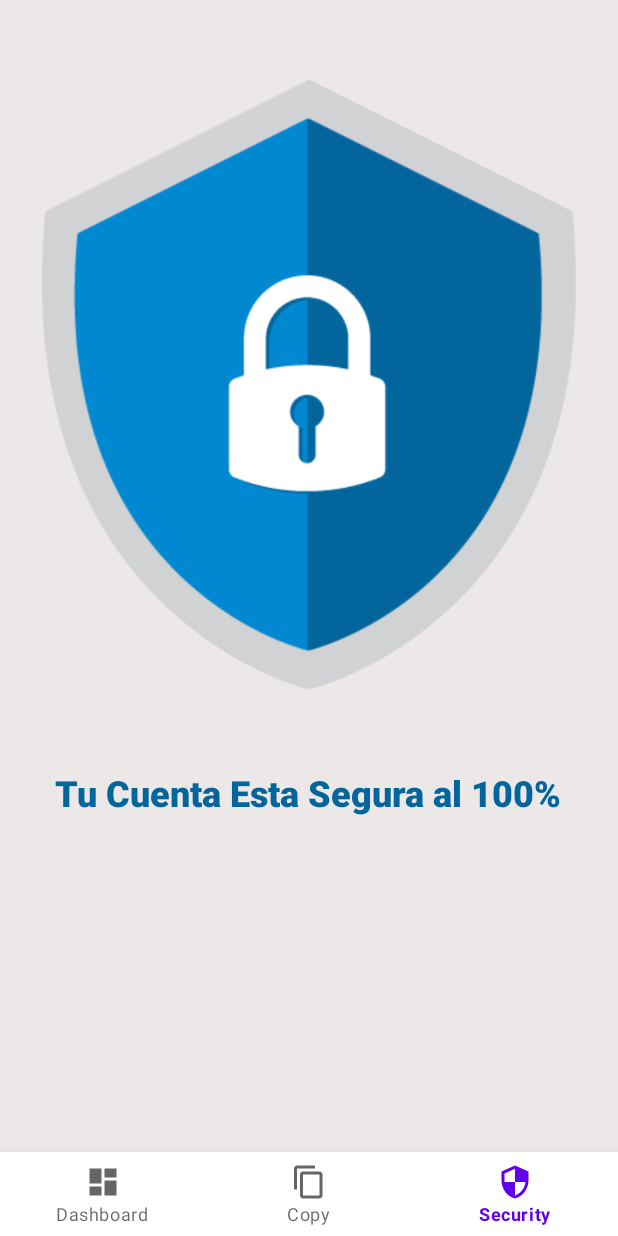
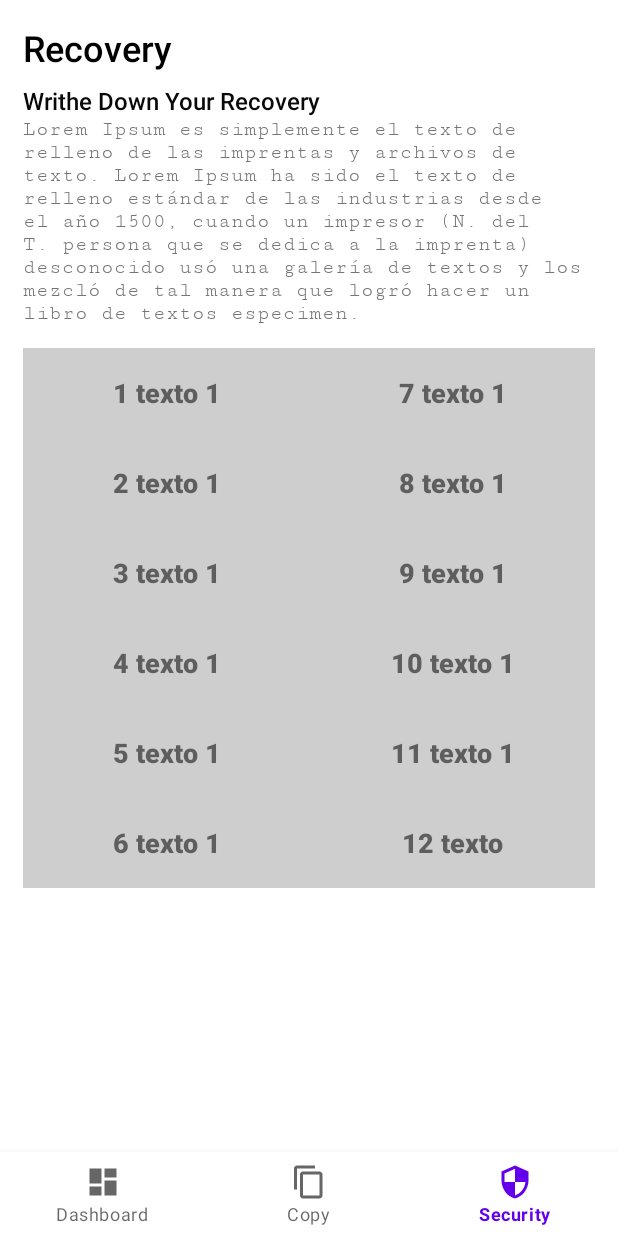
Before and after one commit to ASAZING/login_Android_php_Mysql_Modern, an Android app: the NotificationsFragment screen opened through its navigation route, on a phone screen of 412 x 824 dp. Run offline under Robolectric (Android 15) with nearby library versions, the phone set to English and light mode, and no system bars; our stand-ins replace navigation-ui.

Commit message:
Add Grid and More

```diff
--- a/app/src/main/java/com/asazing/loginui/RegisterActivity.java
+++ b/app/src/main/java/com/asazing/loginui/RegisterActivity.java
@@ -40,7 +40,6 @@ public class RegisterActivity extends AppCompatActivity {
         if (Build.VERSION.SDK_INT >= Build.VERSION_CODES.LOLLIPOP) {
             Window window = getWindow();
             window.addFlags(WindowManager.LayoutParams.FLAG_DRAWS_SYSTEM_BAR_BACKGROUNDS);
-//            window.setStatusBarColor(Color.TRANSPARENT);
             window.setStatusBarColor(getResources().getColor(R.color.register_bk_color));
         }
     }
@@ -69,7 +68,6 @@ public class RegisterActivity extends AppCompatActivity {
             }
         }, new Response.ErrorListener(){
             public void onErrorResponse(VolleyError error){
-                System.out.println("Error : " + error.toString() );
                 Toast.makeText(RegisterActivity.this, "Error :" + error, Toast.LENGTH_SHORT).show();
             }
 
--- a/app/src/main/java/com/asazing/loginui/Splash.java
+++ b/app/src/main/java/com/asazing/loginui/Splash.java
@@ -1,6 +1,4 @@
 package com.asazing.loginui;
-
-import androidx.appcompat.app.AppCompatActivity;
 
 import android.app.Activity;
 import android.content.Intent;
--- a/app/src/main/java/com/asazing/loginui/ui/home/HomeFragment.java
+++ b/app/src/main/java/com/asazing/loginui/ui/home/HomeFragment.java
@@ -5,14 +5,11 @@ import android.view.LayoutInflater;
 import android.view.View;
 import android.view.ViewGroup;
 import android.widget.TextView;
-
 import androidx.annotation.NonNull;
-import androidx.annotation.Nullable;
 import androidx.fragment.app.Fragment;
-import androidx.lifecycle.Observer;
-import androidx.lifecycle.ViewModelProvider;
-
+import androidx.fragment.app.FragmentTransaction;
 import com.asazing.loginui.R;
+import com.asazing.loginui.ui.dashboard.DashboardFragment;
 
 public class HomeFragment extends Fragment {
 
@@ -22,6 +19,25 @@ public class HomeFragment extends Fragment {
                              ViewGroup container, Bundle savedInstanceState) {
 
         View root = inflater.inflate(R.layout.fragment_home, container, false);
+        TextView recieve = root.findViewById(R.id.receiveTxview);
+
+
+        recieve.setOnClickListener(new View.OnClickListener() {
+            @Override
+            public void onClick(View v) {
+                changeFragment();
+            }
+        });
         return root;
     }
+
+    public void changeFragment(){
+
+        DashboardFragment fragment = new DashboardFragment();
+        FragmentTransaction transaction = getParentFragmentManager().beginTransaction();
+        transaction.replace(R.id.nav_host_fragment, fragment);
+        transaction.addToBackStack(null);
+        transaction.commit();
+
+    }
 }
--- /dev/null
+++ b/app/src/main/java/com/asazing/loginui/ui/notifications/MyAdapter.java
@@ -0,0 +1,64 @@
+package com.asazing.loginui.ui.notifications;
+
+import android.content.Context;
+import android.view.LayoutInflater;
+import android.view.View;
+import android.view.ViewGroup;
+import android.widget.BaseAdapter;
+import android.widget.TextView;
+
+import com.asazing.loginui.R;
+
+import java.util.ArrayList;
+
+class MyAdapter extends BaseAdapter {
+
+    ArrayList<Schedule> list;
+    String[] listItem = {"1 texto 1","7 texto 1","2 texto 1","8 texto 1","3 texto 1","9 texto 1","4 texto 1","10 texto 1","5 texto 1","11 texto 1","6 texto 1","12 texto" };
+    private Context context;
+
+    MyAdapter(Context context) {
+        this.context = context;
+        list = new ArrayList();
+        //Resources resources = context.getResources();
+        for (int count = 0; count < 12; count++) {
+            Schedule tempSchedule = new Schedule( listItem[count]);
+            list.add(tempSchedule);
+        }
+    }
+
+    @Override
+    public int getCount() {
+        return list.size();
+    }
+
+    @Override
+    public Object getItem(int position) {
+        return list.get(position);
+    }
+
+    @Override
+    public long getItemId(int position) {
+        return position;
+    }
+
+    @Override
+    public View getView(int position, View convertView, ViewGroup parent) {
+        Schedule tempSchedule = list.get(position);
+        if (convertView == null) {
+            convertView = LayoutInflater.from(context).inflate(R.layout.list_text, parent, false);
+        }
+        TextView item = (TextView) convertView.findViewById(R.id.txt_col1);
+        item.setText(tempSchedule.Item);
+
+        return convertView;
+    }
+    class Schedule {
+        String Item;
+
+        Schedule(String item ) {
+            this.Item = item;
+
+        }
+    }
+}
--- a/app/src/main/java/com/asazing/loginui/ui/notifications/NotificationsFragment.java
+++ b/app/src/main/java/com/asazing/loginui/ui/notifications/NotificationsFragment.java
@@ -1,29 +1,40 @@
 package com.asazing.loginui.ui.notifications;
 
+import android.content.Context;
+import android.content.res.Resources;
 import android.os.Bundle;
 import android.view.LayoutInflater;
 import android.view.View;
+
 import android.view.ViewGroup;
+
+import android.widget.BaseAdapter;
+import android.widget.GridView;
 import android.widget.TextView;
-import android.widget.Toast;
+
 
 import androidx.annotation.NonNull;
-import androidx.annotation.Nullable;
 import androidx.fragment.app.Fragment;
-import androidx.lifecycle.Observer;
 import androidx.lifecycle.ViewModelProvider;
 
 import com.asazing.loginui.R;
 
+import java.util.ArrayList;
+
+
 public class NotificationsFragment extends Fragment {
     private NotificationsViewModel notificationsViewModel;
 
-
+    GridView gridView;
     public View onCreateView(@NonNull LayoutInflater inflater,
                              ViewGroup container, Bundle savedInstanceState) {
         notificationsViewModel =
                 new ViewModelProvider(this).get(NotificationsViewModel.class);
         View root = inflater.inflate(R.layout.fragment_notifications, container, false);
+        gridView = root.findViewById(R.id.simpleGridView);
+        MyAdapter customAdapter = new MyAdapter(getActivity());
+        gridView.setAdapter(customAdapter);
         return root;
     }
+
 }
--- a/app/src/main/res/layout/fragment_notifications.xml
+++ b/app/src/main/res/layout/fragment_notifications.xml
@@ -5,25 +5,43 @@
     android:layout_width="match_parent"
     android:layout_height="match_parent"
     android:orientation="vertical"
-    android:background="#ECE8E8">
+    android:layout_margin="15dp">
 
-    <ImageView
-        android:id="@+id/logosecurity"
-        android:layout_width="match_parent"
-        android:layout_height="wrap_content"
-        android:src="@drawable/security"/>
+        <TextView
+            android:layout_width="match_parent"
+            android:layout_height="wrap_content"
+            android:fontFamily="sans-serif-medium"
+            android:text="Recovery"
+            android:textColor="#000000"
+            android:textSize="24sp" />
 
+        <TextView
+            android:layout_width="match_parent"
+            android:layout_height="wrap_content"
+            android:layout_marginTop="8dp"
+            android:fontFamily="sans-serif-medium"
+            android:text="Writhe Down Your Recovery"
+            android:textColor="#090909"
+            android:textSize="16sp" />
 
-    <TextView
-        android:id="@+id/loading"
-        android:layout_width="wrap_content"
-        android:layout_height="wrap_content"
-        android:layout_alignParentBottom="true"
-        android:layout_centerHorizontal="false"
-        android:layout_gravity="center_horizontal"
-        android:fontFamily="sans-serif-black"
-        android:foregroundTint="@color/teal_700"
-        android:text="Tu Cuenta Esta Segura al 100%"
-        android:textColor="#02669D"
-        android:textSize="24sp" />
+        <TextView
+            android:layout_width="match_parent"
+            android:layout_height="wrap_content"
+            android:fontFamily="serif-monospace"
+            android:text="Lorem Ipsum es simplemente el texto de relleno de las imprentas y archivos de texto. Lorem Ipsum ha sido el texto de relleno estándar de las industrias desde el año 1500, cuando un impresor (N. del T. persona que se dedica a la imprenta) desconocido usó una galería de textos y los mezcló de tal manera que logró hacer un libro de textos especimen."
+            android:textColor="#757575" />
+
+        <RelativeLayout
+            android:layout_width="match_parent"
+            android:layout_height="wrap_content"
+            android:layout_marginTop="15dp"
+            android:background="@color/grey">
+
+                <GridView
+                    android:id="@+id/simpleGridView"
+                    android:layout_width="fill_parent"
+                    android:layout_height="wrap_content"
+                    android:numColumns="2"/>
+
+        </RelativeLayout>
 </LinearLayout>
--- /dev/null
+++ b/app/src/main/res/layout/list_text.xml
@@ -0,0 +1,19 @@
+<?xml version="1.0" encoding="utf-8"?>
+<LinearLayout
+    xmlns:android="http://schemas.android.com/apk/res/android"
+    android:layout_width="match_parent"
+    android:layout_height="match_parent"
+    android:orientation="horizontal"
+    android:weightSum="100">
+
+    <TextView
+        android:id="@+id/txt_col1"
+        android:layout_width="match_parent"
+        android:layout_height="60dp"
+        android:fontFamily="sans-serif-black"
+        android:gravity="center"
+        android:text="Hola"
+        android:textAlignment="center"
+        android:textSize="18sp" />
+
+</LinearLayout>
--- a/app/src/main/res/values-night/themes.xml
+++ b/app/src/main/res/values-night/themes.xml
@@ -3,7 +3,7 @@
     <style name="Theme.LoginUI" parent="Theme.MaterialComponents.DayNight.DarkActionBar">
         <!-- Primary brand color. -->
         <item name="colorPrimary">@color/purple_200</item>
-        <item name="colorPrimaryVariant">@color/purple_700</item>
+        <item name="colorPrimaryVariant">@color/colorAccent</item>
         <item name="colorOnPrimary">@color/black</item>
         <!-- Secondary brand color. -->
         <item name="colorSecondary">@color/teal_200</item>
--- a/app/src/main/res/values/colors.xml
+++ b/app/src/main/res/values/colors.xml
@@ -7,6 +7,7 @@
     <color name="teal_700">#FF018786</color>
     <color name="black">#FF000000</color>
     <color name="white">#FFFFFFFF</color>
+    <color name="grey">#CFCECE</color>
     <color name="colorPrimary">#FFFFFF</color>
     <color name="colorPrimaryDark">#000</color>
     <color name="colorAccent">#11CFC5</color>
--- a/app/src/main/res/values/strings.xml
+++ b/app/src/main/res/values/strings.xml
@@ -15,4 +15,19 @@
     <string name="title_security">Security</string>
     <string name="title_dashboard">Dashboard</string>
     <string name="title_copy">Copy</string>
+
+    <string-array name="array_technology">
+        <item>Android</item>
+        <item>Java</item>
+        <item>Php</item>
+        <item>Hadoop</item>
+        <item>Sap</item>
+        <item>Python</item>
+        <item>Ajax</item>
+        <item>C++</item>
+        <item>Ruby</item>
+        <item>Rails</item>
+        <item>.Net</item>
+        <item>Perl</item>
+    </string-array>
 </resources>
--- a/app/src/main/res/values/themes.xml
+++ b/app/src/main/res/values/themes.xml
@@ -3,7 +3,7 @@
     <style name="Theme.LoginUI" parent="Theme.MaterialComponents.DayNight.DarkActionBar">
         <!-- Primary brand color. -->
         <item name="colorPrimary">@color/purple_500</item>
-        <item name="colorPrimaryVariant">@color/purple_700</item>
+        <item name="colorPrimaryVariant">@color/colorAccent</item>
         <item name="colorOnPrimary">@color/white</item>
         <!-- Secondary brand color. -->
         <item name="colorSecondary">@color/teal_200</item>
```
Also changed, not shown: 1 other file.
